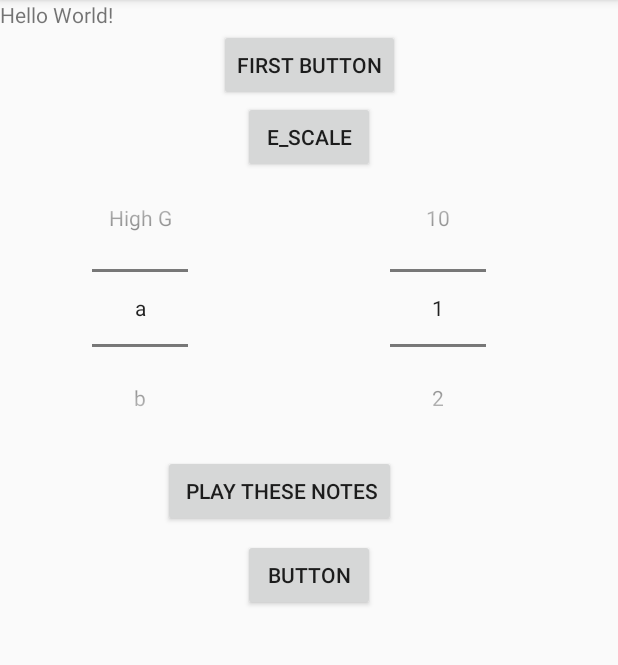
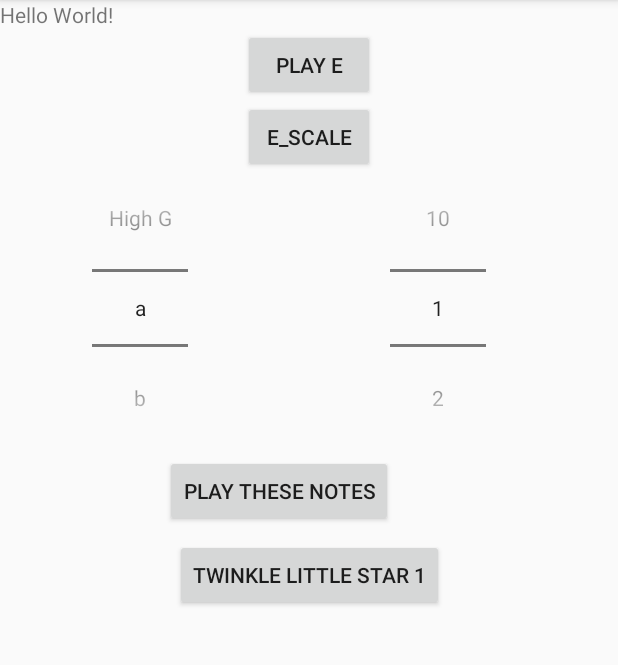
Before and after one commit to JasonB75/Synthizizer_Bald2win, an Android app: the screen it shows after launch (MainActivity), on a phone screen of 412 x 824 dp, the part 84-749 px from its top. Run offline under Robolectric (Android 15) with nearby library versions, the phone set to English and light mode, and no system bars.

Commit message:
Updated edit at 1223

```diff
--- a/app/src/main/java/com/superking75/synthizizer_baldwin/MainActivity.java
+++ b/app/src/main/java/com/superking75/synthizizer_baldwin/MainActivity.java
@@ -63,30 +63,14 @@ public class MainActivity extends AppCompatActivity {
         notePicker.setDisplayedValues(noteValues);
         notePicker.setWrapSelectorWheel(true);
 
-       // mpE = MediaPlayer.create(this, R.raw.scalee);
-        //mpF = MediaPlayer.create(this, R.raw.scalef);
-
-        /*mpA= MediaPlayer.create(this, R.raw.scalea);
-          mpB= MediaPlayer.create(this, R.raw.scaleb);
-          mpBb= MediaPlayer.create(this, R.raw.scalebb);
-          mpC=MediaPlayer.create(this, R.raw.scalec);
-          mpCs=MediaPlayer.create(this, R.raw.scalecs);
-          mpD= MediaPlayer.create(this, R.raw.scaled);
-          mpDs= MediaPlayer.create(this, R.raw.scaleds);
-          mpE= MediaPlayer.create(this, R.raw.scalee);
-          mpF= MediaPlayer.create(this, R.raw.scalef);
-          mpFs= MediaPlayer.create(this, R.raw.scalefs);
-          mpG= MediaPlayer.create(this, R.raw.scaleg);
-          mpGs= MediaPlayer.create(this, R.raw.scalegs);
-          mpHighE= MediaPlayer.create(this, R.raw.scalehighe);
-          mpHighF= MediaPlayer.create(this, R.raw.scalehighf);
-         mpHighFs= MediaPlayer.create(this, R.raw.scalehighfs);
-          mpHighG= MediaPlayer.create(this, R.raw.scalehighg);*/
         final MediaPlayer[] noteList ={mpA, mpB, mpBb, mpC, mpCs, mpD, mpDs, mpE, mpF, mpFs,mpG, mpGs, mpHighE, mpHighFs, mpHighG};
         final int[] allNoteId = {R.raw.scalea,R.raw.scaleb,R.raw.scalebb,R.raw.scalec,R.raw.scalecs,R.raw.scaled,R.raw.scaleds,R.raw.scalee,R.raw.scalef,R.raw.scalefs,R.raw.scaleg,R.raw.scalegs,R.raw.scalehighe,R.raw.scalehighfs,R.raw.scalehighg};
         final int[] noteIdListE = {R.raw.scalee,R.raw.scalefs,R.raw.scalegs,R.raw.scalea,R.raw.scaleb,R.raw.scalecs,R.raw.scaleds,R.raw.scalehighe};
-        //A, A, High E, High E, High F Sharp, High F Sharp, High E, D, D, C Sharp, C Sharp, B, B, A
-        final int[] twinkleList = {R.raw.scalea, R.raw.scalea, R.raw.scalehighe,R.raw.scalehighe,R.raw.scalehighfs,R.raw.scalehighfs,R.raw.scalehighe,R.raw.scaled,R.raw.scaled,R.raw.scalecs,R.raw.scaled,R.raw.scaleb,R.raw.scaleb,R.raw.scalea};
+        //High E, High E, D, D, C Sharp, C Sharp, B
+        final int[] twinkleList = {R.raw.scalea, R.raw.scalea, R.raw.scalehighe,R.raw.scalehighe,R.raw.scalehighfs,R.raw.scalehighfs,R.raw.scalehighe,R.raw.scaled,R.raw.scaled,R.raw.scalecs,R.raw.scalecs,R.raw.scaleb,R.raw.scaleb,R.raw.scalea,
+                R.raw.scalehighe,R.raw.scalehighe,R.raw.scaled,R.raw.scaled,R.raw.scalecs,R.raw.scalecs,R.raw.scaleb, R.raw.scalehighe,R.raw.scalehighe,R.raw.scaled,R.raw.scaled,R.raw.scalecs,R.raw.scalecs,R.raw.scaleb,
+                R.raw.scalea, R.raw.scalea, R.raw.scalehighe,R.raw.scalehighe,R.raw.scalehighfs,R.raw.scalehighfs,R.raw.scalehighe,R.raw.scaled,R.raw.scaled,R.raw.scalecs,R.raw.scalecs,R.raw.scaleb,R.raw.scaleb,R.raw.scalea};
+        final int[] twinkleTimes = {750,750,750,750,750,750,1500,750,750,750,750,750,750,1500,750,750,750,750,750,750,1500,750,750,750,750,750,750,1500,750,750,750,750,750,750,1500,750,750,750,750,750,750,1500,750,750,750,750,750,750,1500};
 
         mpt = new MediaPlayerThread(MainActivity.this);
 
@@ -162,11 +146,14 @@ public class MainActivity extends AppCompatActivity {
         });
         button3.setOnClickListener(new View.OnClickListener() {
             @Override
+
             public void onClick(View v) {
+                int stepper = 0;
                 for (int n: twinkleList)
                 {
 
-                    mpt.playNote(n, 1000);
+                    mpt.playNote(n, twinkleTimes[stepper]);
+                    stepper++;
 
                 }
 
--- a/app/src/main/res/layout/activity_main.xml
+++ b/app/src/main/res/layout/activity_main.xml
@@ -36,7 +36,7 @@
         android:layout_width="wrap_content"
         android:layout_height="wrap_content"
         android:layout_marginTop="8dp"
-        android:text=" Play these notes"
+        android:text="@string/button4"
         app:layout_constraintEnd_toEndOf="parent"
         app:layout_constraintHorizontal_bias="0.424"
         app:layout_constraintStart_toStartOf="parent"
@@ -69,7 +69,7 @@
         android:layout_marginStart="8dp"
         android:layout_marginTop="8dp"
         android:layout_marginEnd="8dp"
-        android:text="Button"
+        android:text="@string/button3"
         app:layout_constraintEnd_toEndOf="parent"
         app:layout_constraintStart_toStartOf="parent"
         app:layout_constraintTop_toBottomOf="@+id/noteNumberButton" />
--- a/app/src/main/res/values/strings.xml
+++ b/app/src/main/res/values/strings.xml
@@ -1,6 +1,9 @@
 <resources>
     <string name="app_name">Synthizizer_Baldwin</string>
     <string name="button2">E_scale</string>
-    <string name="button1">First Button</string>
+    <string name="button1">Play E</string>
+    <string name="button3">Twinkle Little Star 1</string>
+    <string name="button4">Play these notes</string>
+
 
 </resources>
```
